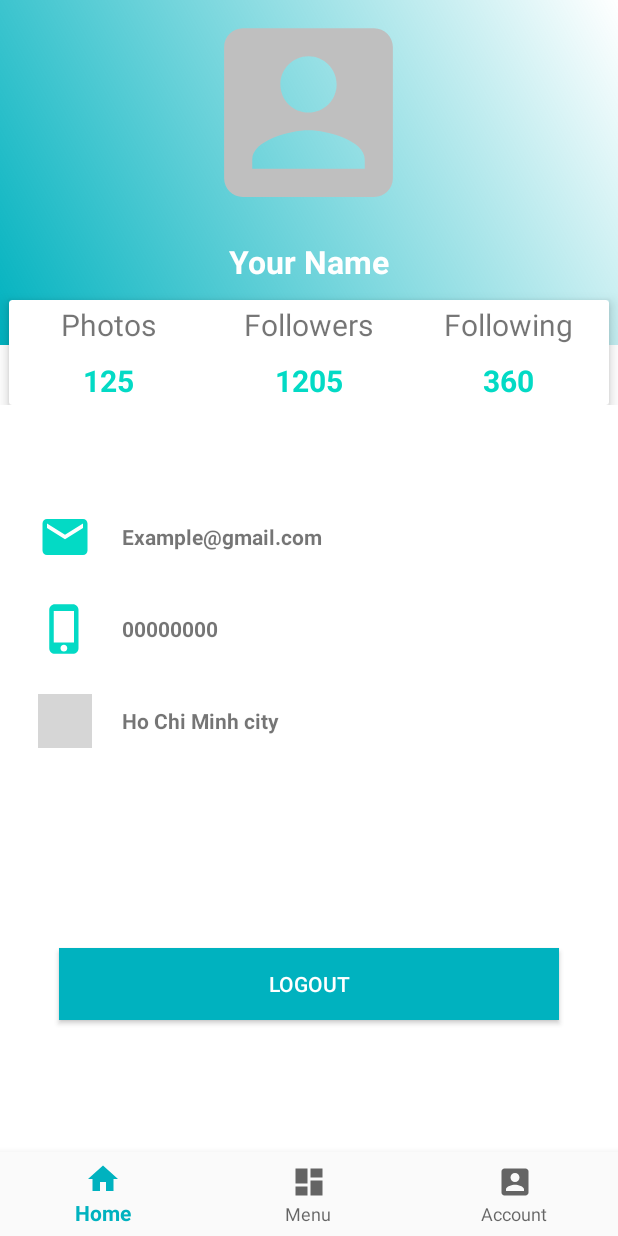
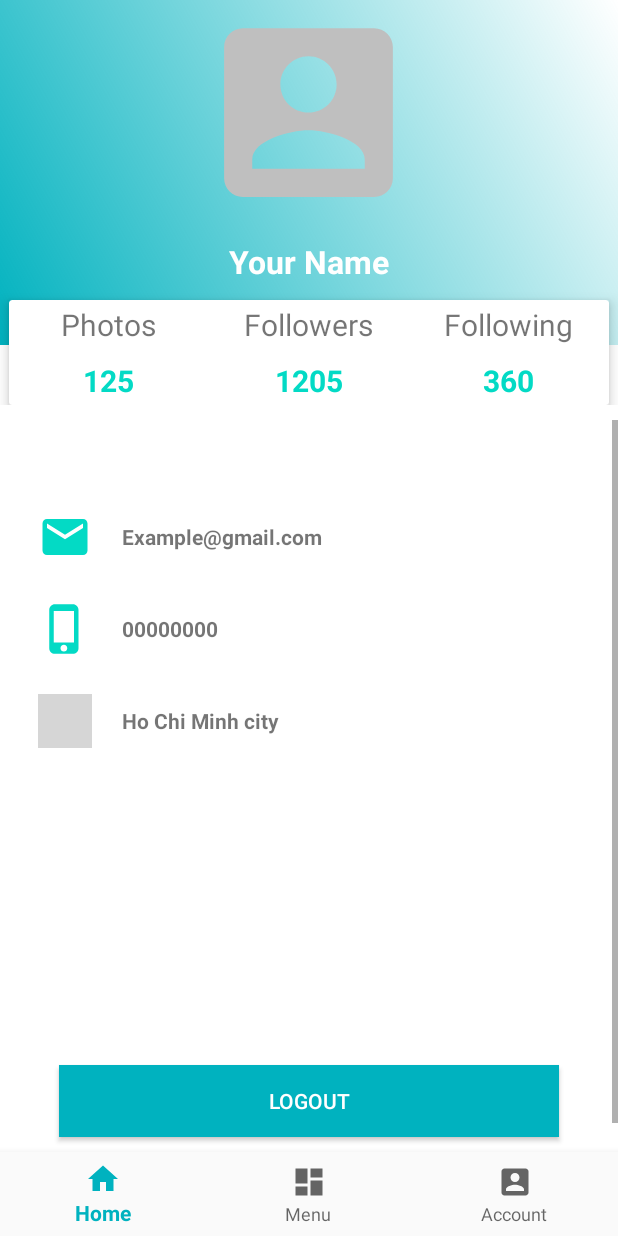
Before and after one commit to ncthanh0411/Mobile_Order_Food, an Android app: the fragment UserFragment placed in its activity, on a phone screen of 412 x 824 dp. Run offline under Robolectric (Android 15) with nearby library versions, the phone set to English and light mode, and no system bars; our stand-ins replace Firebase (no records; nobody signed in at launch, a user with empty details on screens opened directly), navigation-ui; 3 statements that could not run were skipped; grey boxes are pictures that could not be loaded.

Commit message:
thanh_8/4_2

```diff
--- a/app/src/main/res/layout/fragment_user.xml
+++ b/app/src/main/res/layout/fragment_user.xml
@@ -1,30 +1,32 @@
 <?xml version="1.0" encoding="utf-8"?>
-<LinearLayout xmlns:android="http://schemas.android.com/apk/res/android"
+<RelativeLayout xmlns:android="http://schemas.android.com/apk/res/android"
     xmlns:app="http://schemas.android.com/apk/res-auto"
     xmlns:tools="http://schemas.android.com/tools"
     android:layout_width="match_parent"
     android:layout_height="match_parent"
-    tools:context=".ui.User.UserFragment"
+    android:layout_gravity="center"
     android:background="@color/colorWhite"
-    android:orientation="vertical"
-    android:layout_gravity="center">
+    tools:context=".ui.User.UserFragment">
 
 
     <RelativeLayout
+        android:id="@+id/layoutAbove"
         android:layout_width="match_parent"
         android:layout_height="wrap_content"
         android:paddingBottom="10dp">
+
         <LinearLayout
-            android:background="@drawable/gradientbackground"
             android:layout_width="match_parent"
             android:layout_height="230dp"
+            android:background="@drawable/gradientbackground"
             android:orientation="vertical">
+
             <ImageView
-                android:layout_marginTop="0dp"
-                android:layout_gravity="center_horizontal"
                 android:layout_width="150dp"
                 android:layout_height="150dp"
-                android:src="@drawable/ic_account_box_black_24dp"/>
+                android:layout_gravity="center_horizontal"
+                android:layout_marginTop="0dp"
+                android:src="@drawable/ic_account_box_black_24dp" />
 
             <TextView
                 android:id="@+id/accountName"
@@ -37,6 +39,7 @@
                 android:textSize="21sp"
                 android:textStyle="bold" />
         </LinearLayout>
+
         <androidx.cardview.widget.CardView
             android:layout_width="400dp"
             android:layout_height="70dp"
@@ -44,76 +47,82 @@
             android:layout_marginTop="200dp"
             android:paddingBottom="5dp"
             app:cardElevation="5dp">
+
             <LinearLayout
                 android:layout_width="match_parent"
                 android:layout_height="match_parent"
                 android:orientation="horizontal"
                 android:weightSum="3">
+
                 <LinearLayout
+                    android:layout_width="0dp"
+                    android:layout_height="match_parent"
+                    android:layout_weight="1"
                     android:gravity="center"
-                    android:orientation="vertical"
-                    android:layout_width="0dp"
-                    android:layout_weight="1"
-                    android:layout_height="match_parent">
+                    android:orientation="vertical">
+
                     <TextView
                         android:layout_width="wrap_content"
                         android:layout_height="wrap_content"
                         android:text="Photos"
-                        android:textSize="20sp"
-                        />
+                        android:textSize="20sp" />
+
                     <TextView
                         android:layout_width="wrap_content"
                         android:layout_height="wrap_content"
+                        android:paddingTop="10dp"
                         android:text="125"
-                        android:textStyle="bold"
+                        android:textColor="@color/colorAccent"
                         android:textSize="20sp"
-                        android:paddingTop="10dp"
-                        android:textColor="@color/colorAccent"
-                    />
+                        android:textStyle="bold" />
 
                 </LinearLayout>
+
                 <LinearLayout
+                    android:layout_width="0dp"
+                    android:layout_height="match_parent"
+                    android:layout_weight="1"
                     android:gravity="center"
-                    android:orientation="vertical"
-                    android:layout_width="0dp"
-                    android:layout_weight="1"
-                    android:layout_height="match_parent">
+                    android:orientation="vertical">
+
                     <TextView
                         android:layout_width="wrap_content"
                         android:layout_height="wrap_content"
                         android:text="Followers"
-                        android:textSize="20sp"
-                        />
+                        android:textSize="20sp" />
+
                     <TextView
                         android:layout_width="wrap_content"
                         android:layout_height="wrap_content"
+                        android:paddingTop="10dp"
                         android:text="1205"
-                        android:textStyle="bold"
+                        android:textColor="@color/colorAccent"
                         android:textSize="20sp"
-                        android:paddingTop="10dp"
-                        android:textColor="@color/colorAccent"/>
+                        android:textStyle="bold" />
 
                 </LinearLayout>
+
                 <LinearLayout
+                    android:layout_width="0dp"
+                    android:layout_height="match_parent"
+                    android:layout_weight="1"
                     android:gravity="center"
-                    android:orientation="vertical"
-                    android:layout_width="0dp"
-                    android:layout_weight="1"
-                    android:layout_height="match_parent">
+                    android:orientation="vertical">
+
                     <TextView
                         android:layout_width="wrap_content"
                         android:layout_height="wrap_content"
                         android:text="Following"
-                        android:textSize="20sp"
-                        />
+                        android:textSize="20sp" />
+
                     <TextView
                         android:layout_width="wrap_content"
                         android:layout_height="wrap_content"
+                        android:paddingTop="10dp"
                         android:text="360"
-                        android:textStyle="bold"
+                        android:textColor="@color/colorAccent"
                         android:textSize="20sp"
-                        android:paddingTop="10dp"
-                        android:textColor="@color/colorAccent"/>
+                        android:textStyle="bold" />
 
                 </LinearLayout>
             </LinearLayout>
@@ -121,10 +130,13 @@
         </androidx.cardview.widget.CardView>
     </RelativeLayout>
 
-    <androidx.core.widget.NestedScrollView
+    <ScrollView
+        android:id="@+id/scrollViewlayout"
         android:layout_width="match_parent"
         android:layout_height="match_parent"
-        android:fillViewport="true">
+        android:layout_below="@id/layoutAbove"
+        android:fillViewport="true"
+        android:clipToPadding="false">
 
         <LinearLayout
             android:layout_width="match_parent"
@@ -190,6 +202,7 @@
                     android:src="@drawable/ic_location_account" />
 
                 <TextView
+                    android:id="@+id/placeText"
                     android:layout_width="wrap_content"
                     android:layout_height="wrap_content"
                     android:layout_gravity="center_vertical"
@@ -198,17 +211,19 @@
                     android:textStyle="bold" />
             </LinearLayout>
 
-            <Button
-                android:id="@+id/btnLogout"
-                android:layout_width="500px"
-                android:layout_height="wrap_content"
-                android:layout_gravity="center"
-                android:layout_marginTop="200px"
-                android:background="@drawable/button_logout"
-                android:text="Logout"
-                android:textColor="@android:color/white" />
 
         </LinearLayout>
-    </androidx.core.widget.NestedScrollView>
+    </ScrollView>
 
-</LinearLayout>
+    <Button
+        android:id="@+id/btnLogout"
+        android:layout_width="500px"
+        android:layout_height="wrap_content"
+        android:background="@drawable/button_logout"
+        android:text="Logout"
+        android:textColor="@android:color/white"
+        android:layout_alignParentBottom="true"
+        android:layout_centerHorizontal="true"
+        android:layout_marginBottom="10dp"
+      />
+</RelativeLayout>
```
